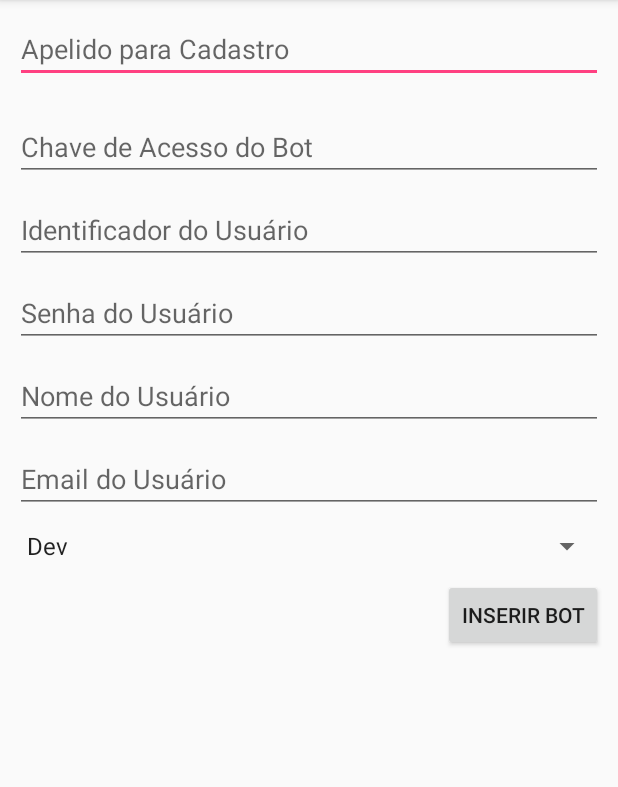
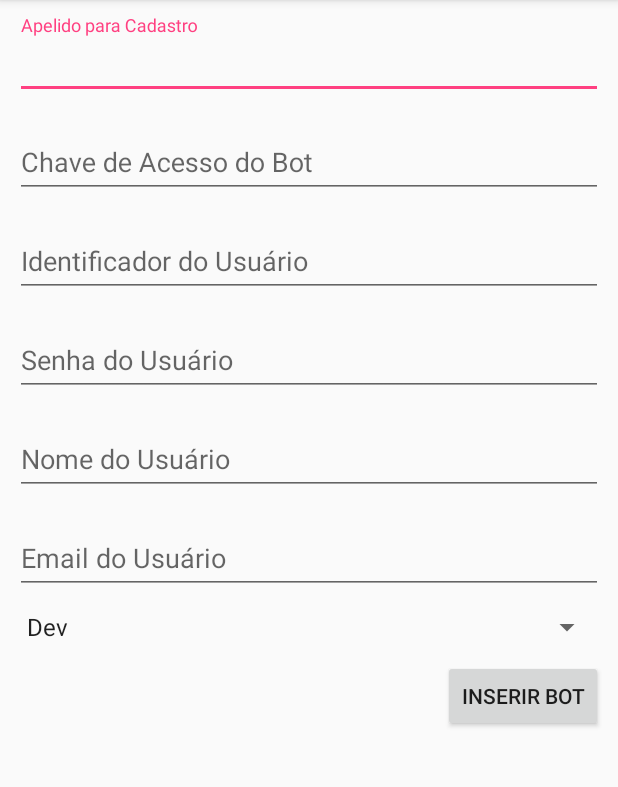
Before and after one commit to tuliomamute/TestBotsAndroid, an Android app: the InsertConfigurationActivity screen opened directly, with no data from a screen before it, on a phone screen of 412 x 824 dp, the part 84-871 px from its top. Run offline under Robolectric (Android 15) with nearby library versions, the phone set to English and light mode, and no system bars; libraries missing offline, so code that uses them is left out: retrofit2.converter.jackson; 4 statements that could not run were skipped.

Commit message:
change edit text layout

```diff
--- a/app/src/main/res/layout/activity_insert_configuration.xml
+++ b/app/src/main/res/layout/activity_insert_configuration.xml
@@ -12,12 +12,28 @@
         android:layout_height="match_parent"
         android:orientation="vertical">
 
+        <android.support.design.widget.TextInputLayout
+            android:layout_width="match_parent"
+            android:layout_height="wrap_content">
+
             <EditText
                 android:id="@+id/BotAlias"
                 android:layout_width="match_parent"
                 android:layout_height="wrap_content"
                 android:layout_marginBottom="10dp"
                 android:hint="Apelido para Cadastro" />
+
+        </android.support.design.widget.TextInputLayout>
+
+        <android.support.design.widget.TextInputLayout
+            android:layout_width="match_parent"
+            android:layout_height="wrap_content">
+
+        </android.support.design.widget.TextInputLayout>
+
+        <android.support.design.widget.TextInputLayout
+            android:layout_width="match_parent"
+            android:layout_height="wrap_content">
 
             <EditText
                 android:id="@+id/BotAppKey"
@@ -26,6 +42,11 @@
                 android:layout_marginBottom="10dp"
                 android:layout_marginTop="10dp"
                 android:hint="@string/bot_appkey" />
+        </android.support.design.widget.TextInputLayout>
+
+        <android.support.design.widget.TextInputLayout
+            android:layout_width="match_parent"
+            android:layout_height="wrap_content">
 
             <EditText
                 android:id="@+id/UserIdentifier"
@@ -34,12 +55,23 @@
                 android:layout_marginBottom="10dp"
                 android:hint="@string/user_identifier" />
 
+        </android.support.design.widget.TextInputLayout>
+
+        <android.support.design.widget.TextInputLayout
+            android:layout_width="match_parent"
+            android:layout_height="wrap_content">
+
             <EditText
                 android:id="@+id/UserPassword"
                 android:layout_width="match_parent"
                 android:layout_height="wrap_content"
                 android:layout_marginBottom="10dp"
                 android:hint="@string/user_password" />
+        </android.support.design.widget.TextInputLayout>
+
+        <android.support.design.widget.TextInputLayout
+            android:layout_width="match_parent"
+            android:layout_height="wrap_content">
 
             <EditText
                 android:id="@+id/UserName"
@@ -47,6 +79,11 @@
                 android:layout_height="wrap_content"
                 android:layout_marginBottom="10dp"
                 android:hint="@string/user_name" />
+        </android.support.design.widget.TextInputLayout>
+
+        <android.support.design.widget.TextInputLayout
+            android:layout_width="match_parent"
+            android:layout_height="wrap_content">
 
             <EditText
                 android:id="@+id/UserEmail"
@@ -54,6 +91,7 @@
                 android:layout_height="wrap_content"
                 android:layout_marginBottom="10dp"
                 android:hint="@string/user_email" />
+        </android.support.design.widget.TextInputLayout>
 
         <Spinner
             android:id="@+id/AuthType"
```
Also changed, not shown: app/src/main/res/layout/activity_update_configuration.xml (+30 -0 lines). Lines whose indentation alone changed are shown as unchanged.
